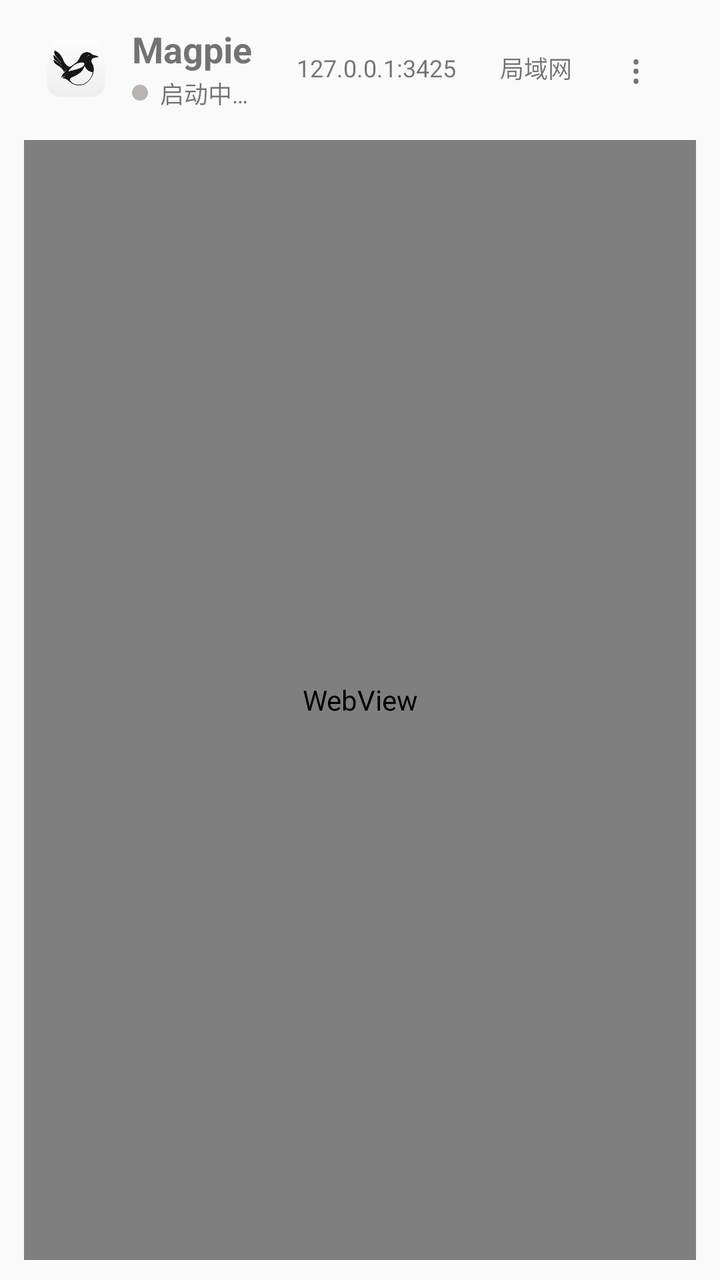
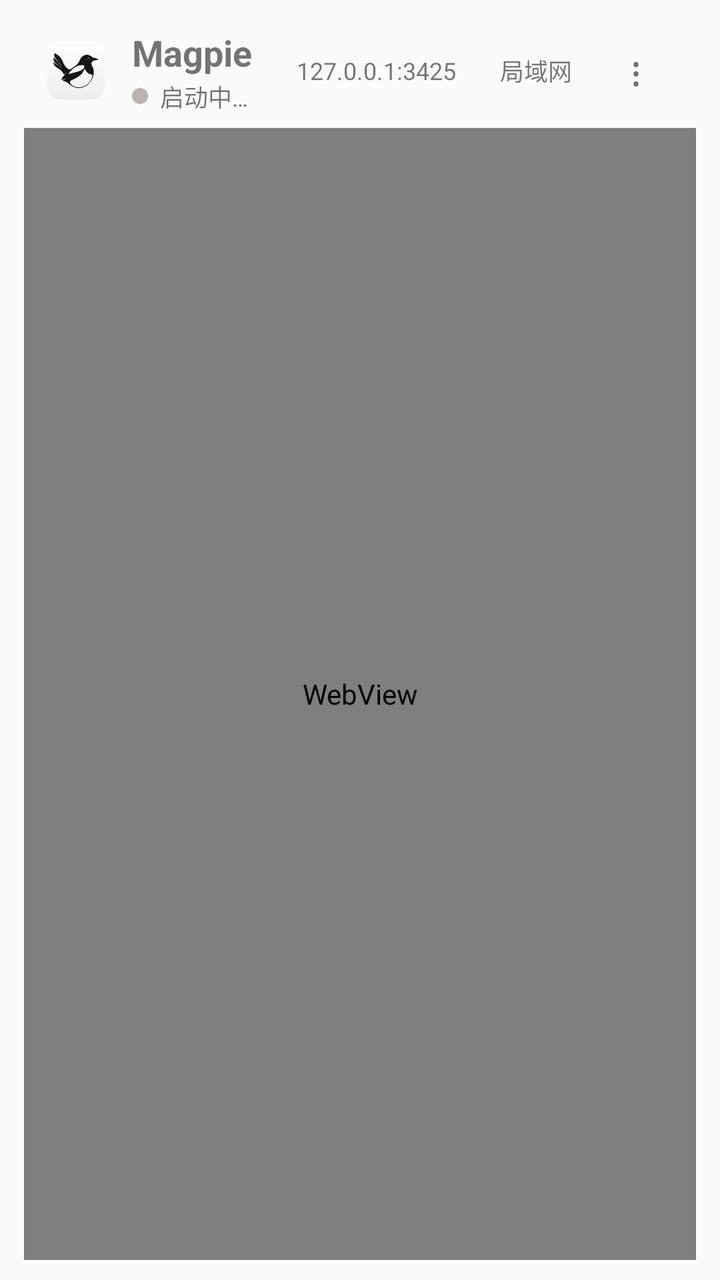

An Android layout rendered at two revisions. The XML below is the earlier revision; the diff shows what the commit changed to produce the second picture.
<!-- AndroidManifest.xml: application theme Theme.Magpie -->
<!-- res/layout/activity_main.xml -->
<?xml version="1.0" encoding="utf-8"?>
<FrameLayout xmlns:android="http://schemas.android.com/apk/res/android"
    android:id="@+id/root"
    android:layout_width="match_parent"
    android:layout_height="match_parent">

    <LinearLayout
        android:id="@+id/shell"
        android:layout_width="match_parent"
        android:layout_height="match_parent"
        android:orientation="vertical">

        
        <LinearLayout
            android:id="@+id/header"
            android:layout_width="match_parent"
            android:layout_height="wrap_content"
            android:layout_marginStart="12dp"
            android:layout_marginTop="4dp"
            android:layout_marginEnd="12dp"
            android:gravity="center_vertical"
            android:minHeight="60dp"
            android:orientation="horizontal"
            android:paddingStart="8dp"
            android:paddingTop="6dp"
            android:paddingEnd="6dp"
            android:paddingBottom="6dp">

            <ImageView
                android:id="@+id/avatar"
                android:layout_width="36dp"
                android:layout_height="36dp"
                android:contentDescription="@string/app_name"
                android:scaleType="fitCenter"
                android:src="@drawable/ic_magpie_bird" />

            <LinearLayout
                android:layout_width="0dp"
                android:layout_height="wrap_content"
                android:layout_marginStart="10dp"
                android:layout_weight="1"
                android:orientation="vertical">

                <TextView
                    android:id="@+id/header_title"
                    android:layout_width="wrap_content"
                    android:layout_height="wrap_content"
                    android:letterSpacing="0"
                    android:text="@string/app_name"
                    android:textSize="18sp"
                    android:textStyle="bold" />

                <LinearLayout
                    android:layout_width="wrap_content"
                    android:layout_height="wrap_content"
                    android:layout_marginTop="1dp"
                    android:gravity="center_vertical"
                    android:orientation="horizontal">

                    <View
                        android:id="@+id/state_dot"
                        android:layout_width="8dp"
                        android:layout_height="8dp"
                        android:background="@drawable/dot_off" />

                    <TextView
                        android:id="@+id/state_text"
                        android:layout_width="wrap_content"
                        android:layout_height="wrap_content"
                        android:layout_marginStart="6dp"
                        android:text="@string/header_starting"
                        android:textSize="12sp" />
                </LinearLayout>
            </LinearLayout>

            
            <TextView
                android:id="@+id/gw_pill"
                android:layout_width="wrap_content"
                android:layout_height="32dp"
                android:clickable="true"
                android:focusable="true"
                android:gravity="center"
                android:paddingStart="10dp"
                android:paddingEnd="10dp"
                android:text="@string/header_gateway_placeholder"
                android:textSize="12sp" />

            
            <TextView
                android:id="@+id/lan_pill"
                android:layout_width="wrap_content"
                android:layout_height="32dp"
                android:layout_marginStart="4dp"
                android:clickable="true"
                android:focusable="true"
                android:gravity="center"
                android:paddingStart="8dp"
                android:paddingEnd="8dp"
                android:text="@string/lan_pill_off"
                android:textSize="12sp" />

            <TextView
                android:id="@+id/menu"
                android:layout_width="48dp"
                android:layout_height="48dp"
                android:background="?android:attr/selectableItemBackgroundBorderless"
                android:contentDescription="@string/sheet_title"
                android:gravity="center"
                android:text="&#8942;"
                android:textSize="20sp" />
        </LinearLayout>

        
        <FrameLayout
            android:id="@+id/web_card"
            android:layout_width="match_parent"
            android:layout_height="0dp"
            android:layout_marginStart="12dp"
            android:layout_marginTop="6dp"
            android:layout_marginEnd="12dp"
            android:layout_marginBottom="10dp"
            android:layout_weight="1">

            <WebView
                android:id="@+id/web"
                android:layout_width="match_parent"
                android:layout_height="match_parent" />
        </FrameLayout>
    </LinearLayout>

    
    <ScrollView
        android:id="@+id/overlay"
        android:layout_width="match_parent"
        android:layout_height="match_parent"
        android:fillViewport="true"
        android:scrollbars="none"
        android:visibility="gone">

        <LinearLayout
            android:layout_width="match_parent"
            android:layout_height="wrap_content"
            android:gravity="center_horizontal"
            android:orientation="vertical"
            android:paddingStart="28dp"
            android:paddingTop="36dp"
            android:paddingEnd="28dp"
            android:paddingBottom="28dp">

            <TextView
                android:id="@+id/status_title"
                android:layout_width="match_parent"
                android:layout_height="wrap_content"
                android:layout_marginBottom="12dp"
                android:text="@string/status_starting"
                android:textSize="24sp"
                android:textStyle="bold" />

            <TextView
                android:id="@+id/status_body"
                android:layout_width="match_parent"
                android:layout_height="wrap_content"
                android:layout_marginBottom="24dp"
                android:fontFamily="monospace"
                android:lineSpacingExtra="3dp"
                android:textSize="13sp" />

            <Button
                android:id="@+id/status_retry"
                android:layout_width="wrap_content"
                android:layout_height="48dp"
                android:layout_marginBottom="10dp"
                android:minWidth="160dp"
                android:text="@string/status_retry" />

            <Button
                android:id="@+id/status_show_log"
                android:layout_width="wrap_content"
                android:layout_height="48dp"
                android:layout_marginBottom="10dp"
                android:minWidth="160dp"
                android:text="@string/status_show_log" />

            <Button
                android:id="@+id/status_settings"
                android:layout_width="wrap_content"
                android:layout_height="48dp"
                android:minWidth="160dp"
                android:text="@string/status_settings" />
        </LinearLayout>
    </ScrollView>

</FrameLayout>
<!-- resources referenced by this layout -->
<resources>
  <!-- drawable dot_off (drawable) -->
  <?xml version="1.0" encoding="utf-8"?>
  <shape xmlns:android="http://schemas.android.com/apk/res/android" android:shape="oval">
      <size android:width="8dp" android:height="8dp" />
      <solid android:color="#B9B4AF" />
  </shape>
  <!-- drawable ic_magpie_bird: png bitmap (drawable-nodpi, 6619 bytes) -->
  <string name="app_name">Magpie</string>
  <string name="header_gateway_placeholder">127.0.0.1:3425</string>
  <string name="header_starting">启动中…</string>
  <string name="lan_pill_off">局域网</string>
  <string name="sheet_title">菜单</string>
  <string name="status_retry">重试</string>
  <string name="status_settings">设置</string>
  <string name="status_show_log">查看日志</string>
  <string name="status_starting">正在启动网关…</string>
  <style name="Theme.Magpie" parent="@android:style/Theme.Material.Light.NoActionBar">
          <item name="android:windowBackground">?android:attr/colorBackground</item>
          
          <item name="android:statusBarColor">@android:color/transparent</item>
          <item name="android:navigationBarColor">@android:color/transparent</item>
          <item name="android:windowLightStatusBar">true</item>
          <item name="android:windowLightNavigationBar">true</item>
          <item name="android:windowDrawsSystemBarBackgrounds">true</item>
          <item name="android:windowLayoutInDisplayCutoutMode">shortEdges</item>
          <item name="android:windowActionModeOverlay">true</item>
          
          <item name="android:colorAccent">#8B4F38</item>
          <item name="android:colorControlActivated">#8B4F38</item>
      </style>
</resources>

<!-- the commit's change to res/layout/activity_main.xml (unified diff, before → after) -->
@@ -24,7 +24,7 @@
             android:paddingStart="8dp"
             android:paddingTop="6dp"
             android:paddingEnd="6dp"
-            android:paddingBottom="6dp">
+            android:paddingBottom="3dp">
 
             <ImageView
                 android:id="@+id/avatar"
@@ -117,7 +117,7 @@
             android:layout_width="match_parent"
             android:layout_height="0dp"
             android:layout_marginStart="12dp"
-            android:layout_marginTop="6dp"
+            android:layout_marginTop="0dp"
             android:layout_marginEnd="12dp"
             android:layout_marginBottom="10dp"
             android:layout_weight="1">
